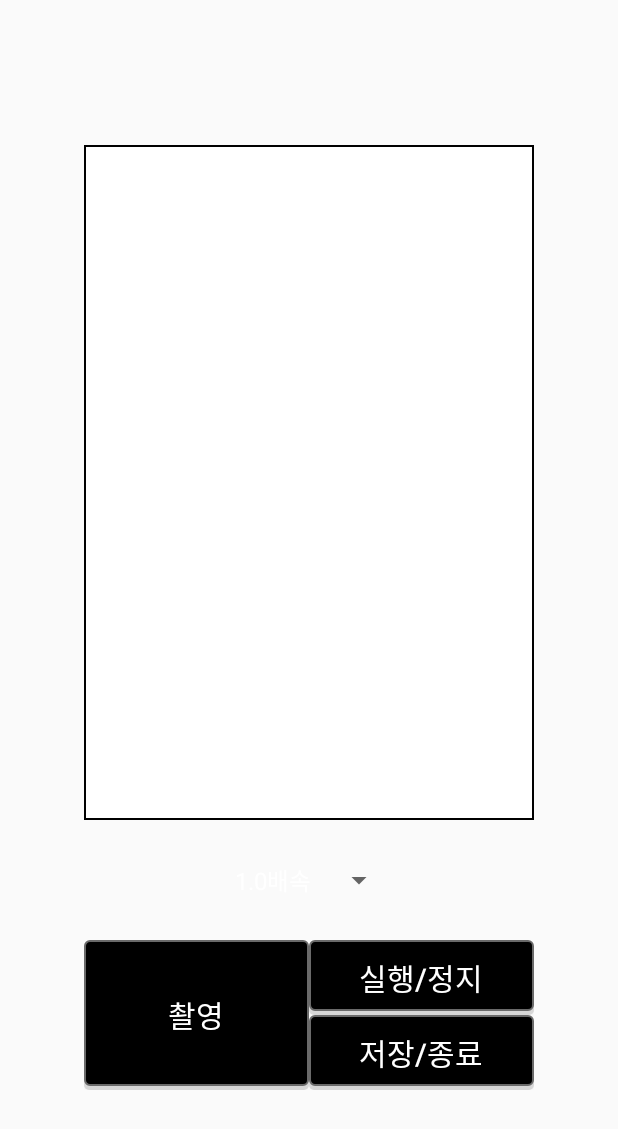
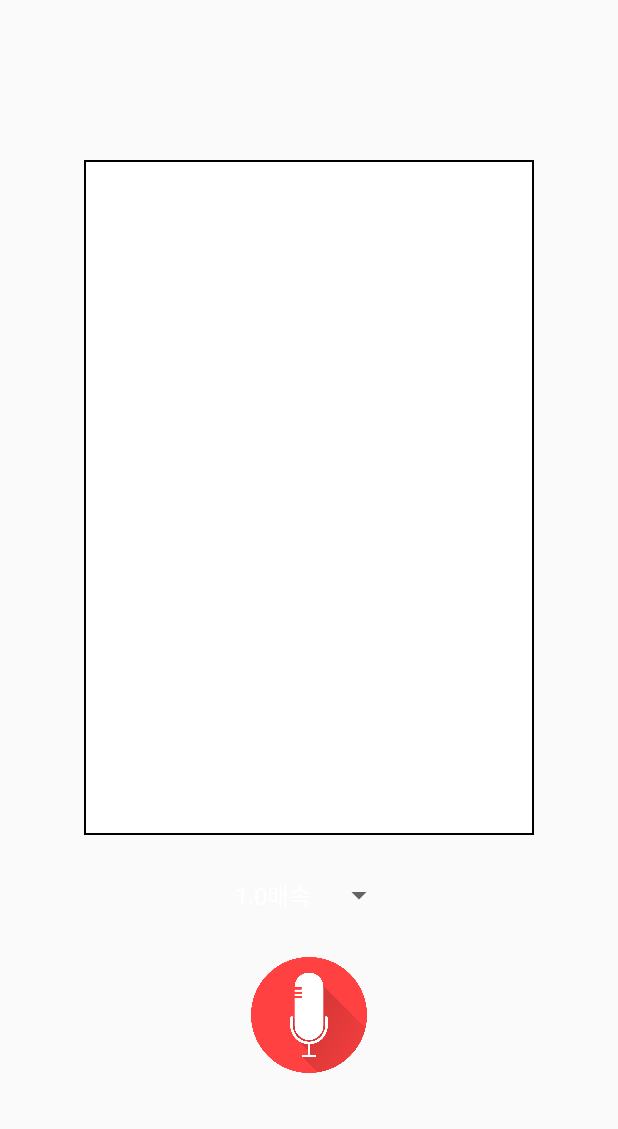
Before and after one commit to acisliver/Easy-android, an Android app: the CV_record screen opened directly, with no data from a screen before it, on a phone screen of 412 x 824 dp. Shown: the top 1129 px of the screen. Run offline under Robolectric (Android 15) with nearby library versions, the phone set to English and light mode, and no system bars; libraries missing offline, so code that uses them is left out: com.microsoft.cognitiveservices.

Commit message:
Update CV_record button
녹음 화면 버튼 교체

```diff
--- a/app/src/main/java/com/example/easy_written/CV_record.java
+++ b/app/src/main/java/com/example/easy_written/CV_record.java
@@ -25,6 +25,8 @@ import android.widget.ArrayAdapter;
 import android.widget.Button;
 import android.widget.EditText;
 import android.widget.GridLayout;
+import android.widget.ImageButton;
+import android.widget.ImageView;
 import android.widget.Spinner;
 import android.widget.TextView;
 import android.widget.Toast;
@@ -63,13 +65,13 @@ public class CV_record extends AppCompatActivity {
     private static final int REQUEST_IMAGE_CAPTURE = 672;
     private String imageFilePath;
     private Uri photoUri;
-    private Button btn_capture;
+    private ImageView btn_capture;
     private MediaScanner mMediaScanner; // 사진 저장 시 갤러리 폴더에 바로 반영사항을 업데이트 시켜주려면 이 것이 필요하다(미디어 스캐닝)
-    private Button PlayandSaveButton;
+    private ImageView PlayandSaveButton;
     private ArrayList<String> PicturePathList;
 
     //오디오
-    Button StartAndStopButton;
+    ImageView StartAndStopButton;
     String AudiopathSave="";
     MediaRecorder mediaRecorder;
     final int REQUEST_AUDIO_PEMISSION_CODE=1000;
@@ -190,7 +192,12 @@ public class CV_record extends AppCompatActivity {
         if (continuousListeningStarted) {
             if (reco != null) {
                 final Future<Void> task = reco.stopContinuousRecognitionAsync();
-                StartAndStopButton.setText("START");
+                //재생 버튼으로 바꿈
+                StartAndStopButton.setImageDrawable(getResources().
+                        getDrawable(R.drawable.ic_baseline_play_circle_filled_24, getApplicationContext().getTheme()));
+//                //카메라, 저장 버튼 생성
+//                btn_capture.setVisibility(View.VISIBLE);
+//                PlayandSaveButton.setVisibility(View.VISIBLE);
             } else {
                 continuousListeningStarted = false;
             }
@@ -244,8 +251,13 @@ public class CV_record extends AppCompatActivity {
             assert(task != null);
             continuousListeningStarted = true;
             CV_record.this.runOnUiThread(() -> {
-                StartAndStopButton.setText("Stop");
+                //일시정지 버튼으로 바꿈
+                StartAndStopButton.setImageDrawable(getResources().
+                        getDrawable(R.drawable.ic_baseline_pause_circle_filled_24, getApplicationContext().getTheme()));
                 StartAndStopButton.setEnabled(true);
+                //카메라, 저장 버튼 생성
+                btn_capture.setVisibility(View.VISIBLE);
+                PlayandSaveButton.setVisibility(View.VISIBLE);
             });
 
             Log.i("stop","stop");
--- /dev/null
+++ b/app/src/main/res/drawable/ic_baseline_pause_circle_filled_24.xml
@@ -0,0 +1,10 @@
+<vector xmlns:android="http://schemas.android.com/apk/res/android"
+    android:width="150dp"
+    android:height="150dp"
+    android:viewportWidth="24"
+    android:viewportHeight="24"
+    android:tint="?attr/colorControlNormal">
+  <path
+      android:fillColor="@android:color/widget_edittext_dark"
+      android:pathData="M12,2C6.48,2 2,6.48 2,12s4.48,10 10,10 10,-4.48 10,-10S17.52,2 12,2zM11,16L9,16L9,8h2v8zM15,16h-2L13,8h2v8z"/>
+</vector>
--- /dev/null
+++ b/app/src/main/res/drawable/ic_baseline_photo_camera_24.xml
@@ -0,0 +1,13 @@
+<vector xmlns:android="http://schemas.android.com/apk/res/android"
+    android:width="24dp"
+    android:height="24dp"
+    android:viewportWidth="24"
+    android:viewportHeight="24"
+    android:tint="?attr/colorControlNormal">
+  <path
+      android:fillColor="@android:color/widget_edittext_dark"
+      android:pathData="M12,12m-3.2,0a3.2,3.2 0,1 1,6.4 0a3.2,3.2 0,1 1,-6.4 0"/>
+  <path
+      android:fillColor="@android:color/widget_edittext_dark"
+      android:pathData="M9,2L7.17,4L4,4c-1.1,0 -2,0.9 -2,2v12c0,1.1 0.9,2 2,2h16c1.1,0 2,-0.9 2,-2L22,6c0,-1.1 -0.9,-2 -2,-2h-3.17L15,2L9,2zM12,17c-2.76,0 -5,-2.24 -5,-5s2.24,-5 5,-5 5,2.24 5,5 -2.24,5 -5,5z"/>
+</vector>
--- /dev/null
+++ b/app/src/main/res/drawable/ic_baseline_play_circle_filled_24.xml
@@ -0,0 +1,10 @@
+<vector xmlns:android="http://schemas.android.com/apk/res/android"
+    android:width="24dp"
+    android:height="24dp"
+    android:viewportWidth="24"
+    android:viewportHeight="24"
+    android:tint="?attr/colorControlNormal">
+  <path
+      android:fillColor="@android:color/widget_edittext_dark"
+      android:pathData="M12,2C6.48,2 2,6.48 2,12s4.48,10 10,10 10,-4.48 10,-10S17.52,2 12,2zM10,16.5v-9l6,4.5 -6,4.5z"/>
+</vector>
--- /dev/null
+++ b/app/src/main/res/drawable/ic_baseline_stop_24.xml
@@ -0,0 +1,10 @@
+<vector xmlns:android="http://schemas.android.com/apk/res/android"
+    android:width="24dp"
+    android:height="24dp"
+    android:viewportWidth="24"
+    android:viewportHeight="24"
+    android:tint="?attr/colorControlNormal">
+  <path
+      android:fillColor="@android:color/white"
+      android:pathData="M6,6h12v12H6z"/>
+</vector>
--- a/app/src/main/res/layout/activity_c_v_record.xml
+++ b/app/src/main/res/layout/activity_c_v_record.xml
@@ -1,5 +1,7 @@
 <?xml version="1.0" encoding="utf-8"?>
 <LinearLayout xmlns:android="http://schemas.android.com/apk/res/android"
+    xmlns:app="http://schemas.android.com/apk/res-auto"
+    xmlns:tools="http://schemas.android.com/tools"
     android:id="@+id/snack"
     android:layout_width="match_parent"
     android:layout_height="match_parent"
@@ -22,50 +24,49 @@
         android:layout_height="40dp"
   />
 
-    <LinearLayout
+    <androidx.constraintlayout.widget.ConstraintLayout
+        android:id="@+id/linearLayout"
+        android:layout_width="match_parent"
+        android:layout_height="80dp"
         android:layout_marginTop="20dp"
-        android:layout_width="wrap_content"
-        android:layout_height="wrap_content"
         android:orientation="horizontal">
-        <LinearLayout
-            android:layout_width="wrap_content"
-            android:layout_height="wrap_content"
-            android:orientation="vertical">
-            <Button
-                android:id="@+id/btn_capture"
-                android:textSize="20dp"
-                android:text="촬영"
-                android:layout_width="150dp"
-                android:layout_height="100dp"
-                android:background="@drawable/custom_signup_button"
-                android:textColor="#ffffff"
-                />
-
-        </LinearLayout>
-
-        <LinearLayout
-            android:layout_width="wrap_content"
-            android:layout_height="wrap_content"
-            android:orientation="vertical">
-            <Button
-                android:id="@+id/StartAndStopButton"
-                android:textSize="20dp"
-                android:text="실행/정지"
-                android:layout_width="150dp"
-                android:layout_height="50dp"
-                android:background="@drawable/custom_signup_button"
-                android:textColor="#ffffff"/>
-            <Button
-                android:id="@+id/PlayandSaveButton"
-                android:textSize="20dp"
-                android:text="저장/종료"
-                android:layout_width="150dp"
-                android:layout_height="50dp"
-                android:background="@drawable/custom_signup_button"
-                android:textColor="#ffffff"/>
-        </LinearLayout>
 
 
-    </LinearLayout>
+        <ImageView
+            android:id="@+id/btn_capture"
+            android:layout_width="80dp"
+            android:layout_height="80dp"
+            android:layout_marginStart="32dp"
+            android:padding="5dp"
+            android:src="@drawable/ic_baseline_photo_camera_24"
+            android:visibility="gone"
+            app:layout_constraintBottom_toBottomOf="parent"
+            app:layout_constraintStart_toStartOf="parent"
+            app:layout_constraintTop_toTopOf="parent"
+            app:layout_constraintVertical_bias="1.0" />
+
+        <ImageView
+            android:id="@+id/PlayandSaveButton"
+            android:layout_width="80dp"
+            android:layout_height="80dp"
+            android:layout_marginEnd="32dp"
+            android:src="@drawable/ic_baseline_stop_24"
+            android:visibility="gone"
+            app:layout_constraintBottom_toBottomOf="parent"
+            app:layout_constraintEnd_toEndOf="parent"
+            app:layout_constraintTop_toTopOf="parent" />
+
+        <ImageView
+            android:id="@+id/StartAndStopButton"
+            android:layout_width="80dp"
+            android:layout_height="77dp"
+            android:src="@drawable/microphone"
+            app:layout_constraintBottom_toBottomOf="parent"
+            app:layout_constraintEnd_toStartOf="@+id/PlayandSaveButton"
+            app:layout_constraintStart_toEndOf="@+id/btn_capture"
+            app:layout_constraintTop_toTopOf="parent" />
+
+
+    </androidx.constraintlayout.widget.ConstraintLayout>
 
 </LinearLayout>
```
Also changed, not shown: app/src/main/res/drawable/microphone.png (added).
